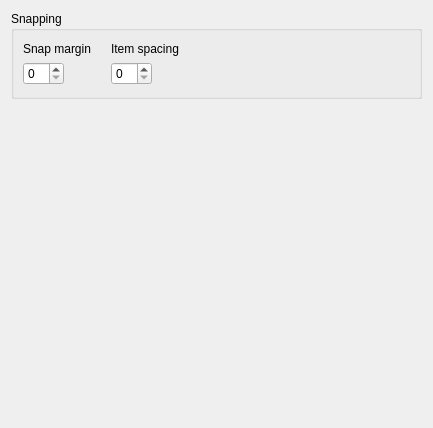
Above: src/plugins/qmldesigner/settingspage.ui from qt-creator/qt-creator before the change. Below: the same form after it.
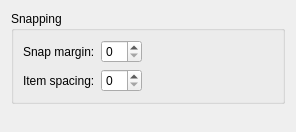
That is the form after the change.

```diff
--- a/src/plugins/qmldesigner/settingspage.ui
+++ b/src/plugins/qmldesigner/settingspage.ui
@@ -6,68 +6,30 @@
    <rect>
     <x>0</x>
     <y>0</y>
-    <width>433</width>
-    <height>428</height>
+    <width>296</width>
+    <height>132</height>
    </rect>
   </property>
   <property name="windowTitle">
    <string>Form</string>
   </property>
-  <layout class="QGridLayout" name="gridLayout">
-   <item row="0" column="0">
+  <layout class="QVBoxLayout" name="verticalLayout">
+   <item>
     <widget class="QGroupBox" name="groupBox_3">
      <property name="title">
       <string>Snapping</string>
      </property>
-     <layout class="QGridLayout" name="gridLayout_6">
-      <property name="margin">
-       <number>9</number>
-      </property>
-      <item row="0" column="0">
-       <layout class="QGridLayout" name="gridLayout_4">
-        <property name="leftMargin">
-         <number>0</number>
-        </property>
-        <property name="topMargin">
-         <number>2</number>
-        </property>
-        <property name="rightMargin">
-         <number>2</number>
-        </property>
-        <property name="bottomMargin">
-         <number>2</number>
-        </property>
-        <property name="horizontalSpacing">
-         <number>20</number>
-        </property>
-        <item row="0" column="1">
-         <widget class="QLabel" name="itemSpacingLabel">
-          <property name="text">
-           <string>Item spacing</string>
-          </property>
-         </widget>
-        </item>
-        <item row="2" column="1">
-         <widget class="QSpinBox" name="spinItemSpacing">
-          <property name="sizePolicy">
-           <sizepolicy hsizetype="Maximum" vsizetype="Fixed">
-            <horstretch>0</horstretch>
-            <verstretch>0</verstretch>
-           </sizepolicy>
-          </property>
-          <property name="maximum">
-           <number>50</number>
-          </property>
-         </widget>
-        </item>
+     <layout class="QHBoxLayout" name="horizontalLayout">
+      <item>
+       <layout class="QGridLayout" name="gridLayout">
         <item row="0" column="0">
          <widget class="QLabel" name="snapMarginLabel">
           <property name="text">
-           <string>Snap margin</string>
+           <string>Snap margin:</string>
           </property>
          </widget>
         </item>
-        <item row="2" column="0">
+        <item row="0" column="1">
          <widget class="QSpinBox" name="spinSnapMargin">
           <property name="sizePolicy">
            <sizepolicy hsizetype="Maximum" vsizetype="Fixed">
@@ -80,9 +42,29 @@
           </property>
          </widget>
         </item>
+        <item row="1" column="0">
+         <widget class="QLabel" name="itemSpacingLabel">
+          <property name="text">
+           <string>Item spacing:</string>
+          </property>
+         </widget>
+        </item>
+        <item row="1" column="1">
+         <widget class="QSpinBox" name="spinItemSpacing">
+          <property name="sizePolicy">
+           <sizepolicy hsizetype="Maximum" vsizetype="Fixed">
+            <horstretch>0</horstretch>
+            <verstretch>0</verstretch>
+           </sizepolicy>
+          </property>
+          <property name="maximum">
+           <number>50</number>
+          </property>
+         </widget>
+        </item>
        </layout>
       </item>
-      <item row="0" column="1">
+      <item>
        <spacer name="horizontalSpacer">
         <property name="orientation">
          <enum>Qt::Horizontal</enum>
@@ -98,7 +80,7 @@
      </layout>
     </widget>
    </item>
-   <item row="1" column="0">
+   <item>
     <spacer name="verticalSpacer">
      <property name="orientation">
       <enum>Qt::Vertical</enum>
```
